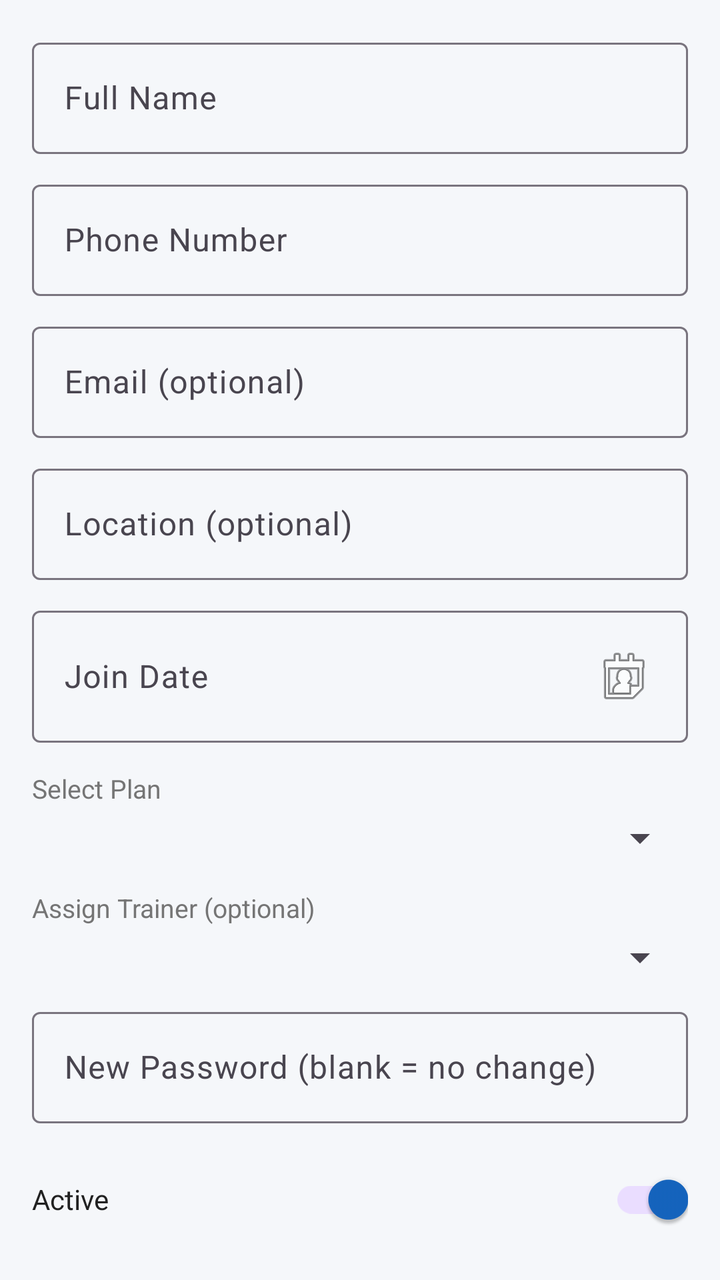
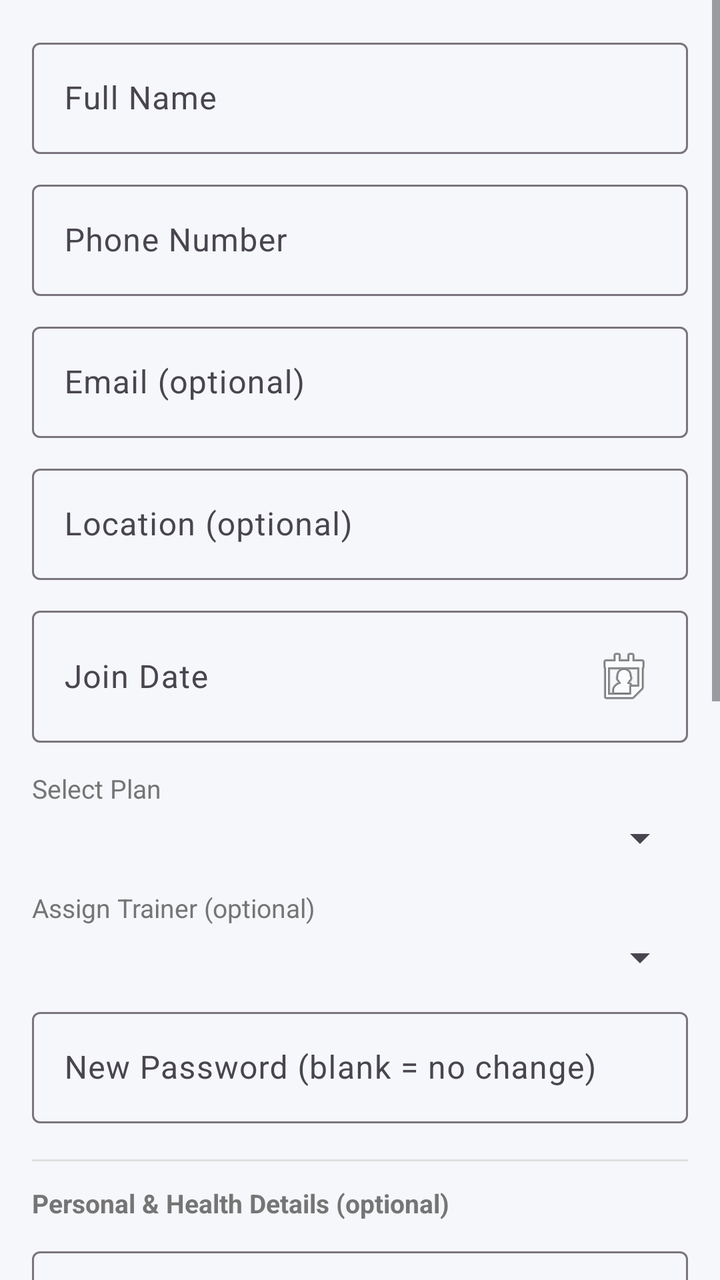

Before-and-after screenshots of an Android layout around one commit, followed by the original layout XML and the change that was made.
<!-- AndroidManifest.xml: application theme Theme.GymManagement -->
<!-- res/layout/dialog_edit_member.xml -->
<?xml version="1.0" encoding="utf-8"?>

<ScrollView
    xmlns:android="http://schemas.android.com/apk/res/android"
    android:layout_width="match_parent"
    android:layout_height="wrap_content">

    <LinearLayout
        android:layout_width="match_parent"
        android:layout_height="wrap_content"
        android:orientation="vertical"
        android:padding="16dp">

        
        <com.google.android.material.textfield.TextInputLayout
            android:layout_width="match_parent"
            android:layout_height="wrap_content"
            android:hint="@string/hint_full_name"
            style="@style/Widget.Material3.TextInputLayout.OutlinedBox">
            <com.google.android.material.textfield.TextInputEditText
                android:id="@+id/etFullName"
                android:layout_width="match_parent"
                android:layout_height="wrap_content"
                android:inputType="textPersonName"
                android:imeOptions="actionNext" />
        </com.google.android.material.textfield.TextInputLayout>

        
        <com.google.android.material.textfield.TextInputLayout
            android:layout_width="match_parent"
            android:layout_height="wrap_content"
            android:layout_marginTop="10dp"
            android:hint="@string/hint_phone"
            style="@style/Widget.Material3.TextInputLayout.OutlinedBox">
            <com.google.android.material.textfield.TextInputEditText
                android:id="@+id/etPhone"
                android:layout_width="match_parent"
                android:layout_height="wrap_content"
                android:inputType="phone"
                android:imeOptions="actionNext" />
        </com.google.android.material.textfield.TextInputLayout>

        
        <com.google.android.material.textfield.TextInputLayout
            android:layout_width="match_parent"
            android:layout_height="wrap_content"
            android:layout_marginTop="10dp"
            android:hint="@string/hint_email"
            style="@style/Widget.Material3.TextInputLayout.OutlinedBox">
            <com.google.android.material.textfield.TextInputEditText
                android:id="@+id/etEmail"
                android:layout_width="match_parent"
                android:layout_height="wrap_content"
                android:inputType="textEmailAddress"
                android:imeOptions="actionNext" />
        </com.google.android.material.textfield.TextInputLayout>

        
        <com.google.android.material.textfield.TextInputLayout
            android:layout_width="match_parent"
            android:layout_height="wrap_content"
            android:layout_marginTop="10dp"
            android:hint="@string/hint_location"
            style="@style/Widget.Material3.TextInputLayout.OutlinedBox">
            <com.google.android.material.textfield.TextInputEditText
                android:id="@+id/etLocation"
                android:layout_width="match_parent"
                android:layout_height="wrap_content"
                android:inputType="textPostalAddress"
                android:imeOptions="actionNext" />
        </com.google.android.material.textfield.TextInputLayout>

        
        <com.google.android.material.textfield.TextInputLayout
            android:layout_width="match_parent"
            android:layout_height="wrap_content"
            android:layout_marginTop="10dp"
            android:hint="@string/hint_join_date"
            style="@style/Widget.Material3.TextInputLayout.OutlinedBox"
            android:focusable="false">
            <com.google.android.material.textfield.TextInputEditText
                android:id="@+id/etJoinDate"
                android:layout_width="match_parent"
                android:layout_height="wrap_content"
                android:focusable="false"
                android:clickable="true"
                android:cursorVisible="false"
                android:inputType="none"
                android:drawableEnd="@android:drawable/ic_menu_my_calendar" />
        </com.google.android.material.textfield.TextInputLayout>

        
        <TextView
            android:layout_width="wrap_content"
            android:layout_height="wrap_content"
            android:layout_marginTop="14dp"
            android:text="@string/label_select_plan"
            android:textColor="@color/text_secondary"
            android:textSize="13sp" />

        <Spinner
            android:id="@+id/spinnerPlan"
            android:layout_width="match_parent"
            android:layout_height="wrap_content"
            android:layout_marginTop="4dp" />

        
        <TextView
            android:layout_width="wrap_content"
            android:layout_height="wrap_content"
            android:layout_marginTop="14dp"
            android:text="Assign Trainer (optional)"
            android:textColor="@color/text_secondary"
            android:textSize="13sp" />

        <Spinner
            android:id="@+id/spinnerTrainer"
            android:layout_width="match_parent"
            android:layout_height="wrap_content"
            android:layout_marginTop="4dp" />

        
        <com.google.android.material.textfield.TextInputLayout
            android:layout_width="match_parent"
            android:layout_height="wrap_content"
            android:layout_marginTop="10dp"
            android:hint="New Password (blank = no change)"
            style="@style/Widget.Material3.TextInputLayout.OutlinedBox">
            <com.google.android.material.textfield.TextInputEditText
                android:id="@+id/etPassword"
                android:layout_width="match_parent"
                android:layout_height="wrap_content"
                android:inputType="textPassword"
                android:imeOptions="actionNext" />
        </com.google.android.material.textfield.TextInputLayout>

        
        <LinearLayout
            android:layout_width="match_parent"
            android:layout_height="wrap_content"
            android:layout_marginTop="14dp"
            android:gravity="center_vertical"
            android:orientation="horizontal">

            <TextView
                android:layout_width="0dp"
                android:layout_height="wrap_content"
                android:layout_weight="1"
                android:text="@string/label_active_switch"
                android:textColor="@color/text_primary" />

            <com.google.android.material.switchmaterial.SwitchMaterial
                android:id="@+id/switchActive"
                android:layout_width="wrap_content"
                android:layout_height="wrap_content"
                android:checked="true" />
        </LinearLayout>

    </LinearLayout>
</ScrollView>
<!-- resources referenced by this layout -->
<resources>
  <color name="text_primary">#212121</color>
  <color name="text_secondary">#757575</color>
  <string name="hint_email">Email (optional)</string>
  <string name="hint_full_name">Full Name</string>
  <string name="hint_join_date">Join Date</string>
  <string name="hint_location">Location (optional)</string>
  <string name="hint_phone">Phone Number</string>
  <string name="label_active_switch">Active</string>
  <string name="label_select_plan">Select Plan</string>
  <style name="Theme.GymManagement" parent="Theme.Material3.Light.NoActionBar">
          <item name="colorPrimary">@color/primary</item>
          <item name="colorPrimaryDark">@color/primary_dark</item>
          <item name="colorAccent">@color/accent</item>
          <item name="android:windowBackground">@color/surface</item>
      </style>
  <color name="primary">#1565C0</color>
  <color name="primary_dark">#003c8f</color>
  <color name="accent">#FF6F00</color>
  <color name="surface">#F5F7FA</color>
</resources>

<!-- the commit's change to res/layout/dialog_edit_member.xml (unified diff, before → after) -->
@@ -134,6 +134,120 @@
                 android:imeOptions="actionNext" />
         </com.google.android.material.textfield.TextInputLayout>
 
+        <View
+            android:layout_width="match_parent"
+            android:layout_height="1dp"
+            android:layout_marginTop="18dp"
+            android:background="#E0E0E0" />
+
+        <TextView
+            android:layout_width="wrap_content"
+            android:layout_height="wrap_content"
+            android:layout_marginTop="12dp"
+            android:text="Personal &amp; Health Details (optional)"
+            android:textColor="@color/text_secondary"
+            android:textSize="13sp"
+            android:textStyle="bold" />
+
+        <com.google.android.material.textfield.TextInputLayout
+            android:layout_width="match_parent"
+            android:layout_height="wrap_content"
+            android:layout_marginTop="10dp"
+            android:hint="Date of Birth"
+            style="@style/Widget.Material3.TextInputLayout.OutlinedBox">
+            <com.google.android.material.textfield.TextInputEditText
+                android:id="@+id/etDob"
+                android:layout_width="match_parent"
+                android:layout_height="wrap_content"
+                android:focusable="false"
+                android:clickable="true"
+                android:inputType="none" />
+        </com.google.android.material.textfield.TextInputLayout>
+
+        <TextView
+            android:layout_width="wrap_content"
+            android:layout_height="wrap_content"
+            android:layout_marginTop="12dp"
+            android:text="Gender"
+            android:textColor="@color/text_secondary"
+            android:textSize="13sp" />
+
+        <Spinner
+            android:id="@+id/spinnerGender"
+            android:layout_width="match_parent"
+            android:layout_height="wrap_content"
+            android:layout_marginTop="4dp" />
+
+        <TextView
+            android:layout_width="wrap_content"
+            android:layout_height="wrap_content"
+            android:layout_marginTop="12dp"
+            android:text="Blood Group"
+            android:textColor="@color/text_secondary"
+            android:textSize="13sp" />
+
+        <Spinner
+            android:id="@+id/spinnerBloodGroup"
+            android:layout_width="match_parent"
+            android:layout_height="wrap_content"
+            android:layout_marginTop="4dp" />
+
+        <com.google.android.material.textfield.TextInputLayout
+            android:layout_width="match_parent"
+            android:layout_height="wrap_content"
+            android:layout_marginTop="12dp"
+            android:hint="Emergency Contact Name"
+            style="@style/Widget.Material3.TextInputLayout.OutlinedBox">
+            <com.google.android.material.textfield.TextInputEditText
+                android:id="@+id/etEmergencyName"
+                android:layout_width="match_parent"
+                android:layout_height="wrap_content"
+                android:inputType="textPersonName"
+                android:imeOptions="actionNext" />
+        </com.google.android.material.textfield.TextInputLayout>
+
+        <com.google.android.material.textfield.TextInputLayout
+            android:layout_width="match_parent"
+            android:layout_height="wrap_content"
+            android:layout_marginTop="10dp"
+            android:hint="Emergency Contact Number"
+            style="@style/Widget.Material3.TextInputLayout.OutlinedBox">
+            <com.google.android.material.textfield.TextInputEditText
+                android:id="@+id/etEmergencyPhone"
+                android:layout_width="match_parent"
+                android:layout_height="wrap_content"
+                android:inputType="phone"
+                android:imeOptions="actionNext" />
+        </com.google.android.material.textfield.TextInputLayout>
+
+        <TextView
+            android:layout_width="wrap_content"
+            android:layout_height="wrap_content"
+            android:layout_marginTop="12dp"
+            android:text="Referral Source"
+            android:textColor="@color/text_secondary"
+            android:textSize="13sp" />
+
+        <Spinner
+            android:id="@+id/spinnerReferralSource"
+            android:layout_width="match_parent"
+            android:layout_height="wrap_content"
+            android:layout_marginTop="4dp" />
+
+        <com.google.android.material.textfield.TextInputLayout
+            android:layout_width="match_parent"
+            android:layout_height="wrap_content"
+            android:layout_marginTop="12dp"
+            android:hint="Health Notes (conditions, injuries, allergies, medication)"
+            style="@style/Widget.Material3.TextInputLayout.OutlinedBox">
+            <com.google.android.material.textfield.TextInputEditText
+                android:id="@+id/etHealthNotes"
+                android:layout_width="match_parent"
+                android:layout_height="wrap_content"
+                android:inputType="textMultiLine"
+                android:minLines="2" />
+        </com.google.android.material.textfield.TextInputLayout>
+
         
         <LinearLayout
             android:layout_width="match_parent"
